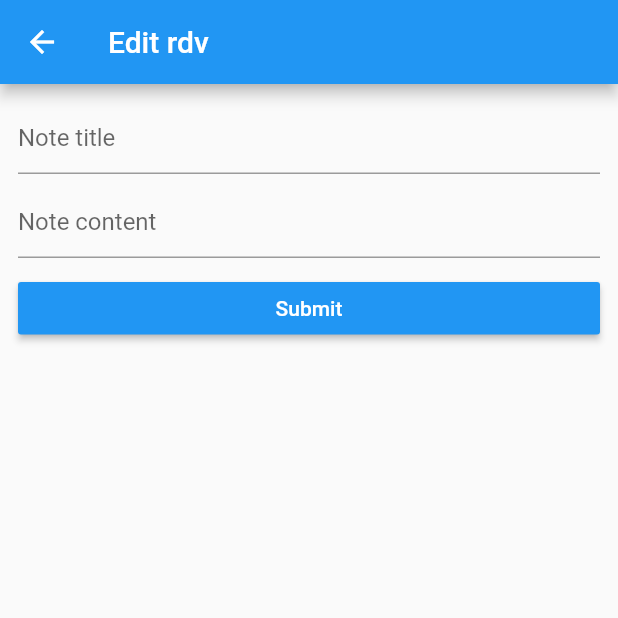
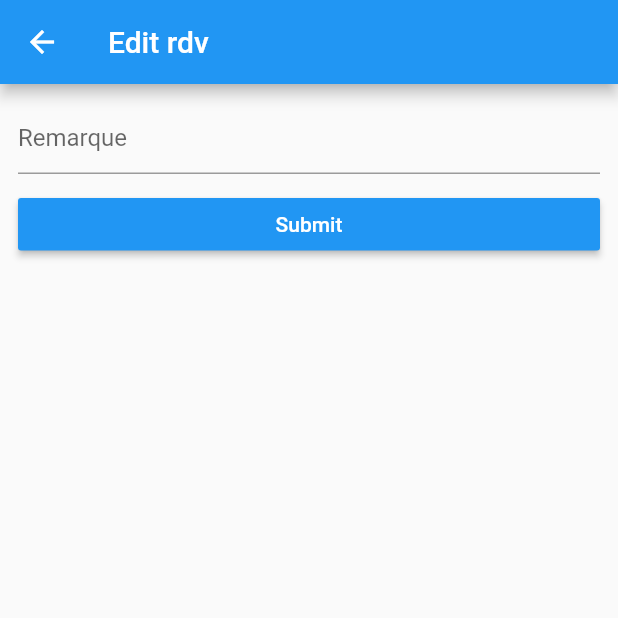
Before and after one commit to LucaSappey/mobileApp_alltoo_callcenter, a Flutter app: the RdvEdit screen opened directly, on a phone screen of 412 x 824 dp, the top half of it. Run offline on Flutter 3.47's test engine with Material 2 defaults, Android fonts, the phone set to English and light mode, and no system bars; our stand-ins replace font_awesome_flutter, smooth_star_rating; network calls fail.

Commit message:
get and update rdvs with remarque
Signed-off-by: LucaSappey <lucas.sappey@yahoo.fr>

```diff
--- /dev/null
+++ b/allltoo_callcenter/lib/models/api_response.dart
@@ -0,0 +1,7 @@
+class APIResponse<T> {
+  T data;
+  bool error;
+  String errorMessage;
+
+  APIResponse({this.data, this.errorMessage, this.error=false});
+}
--- a/allltoo_callcenter/lib/models/rdv.dart
+++ b/allltoo_callcenter/lib/models/rdv.dart
@@ -1,4 +1,4 @@
-class Rdv{
+class Rdv {
   int id;
   Prospect prospect;
   String date;
@@ -24,24 +24,21 @@ class Rdv{
   }
 }
 
-class Prospect{
+class Prospect {
   int id;
   String nom;
-  String adresse;
 
-  Prospect({this.id, this.nom, this.adresse});
+  Prospect({this.id, this.nom});
 
   Prospect.fromJson(Map<String, dynamic> json) {
     id = json['id'];
     nom = json['nom'];
-    adresse = json['adresse'];
   }
 
   Map<String, dynamic> toJson() {
     final Map<String, dynamic> data = new Map<String, dynamic>();
     data['id'] = this.id;
     data['nom'] = this.nom;
-    data['adresse'] = this.adresse;
     return data;
   }
 }
--- /dev/null
+++ b/allltoo_callcenter/lib/models/rdvDetails.dart
@@ -0,0 +1,64 @@
+import 'package:flutter/foundation.dart';
+
+class RdvDetails {
+  int id;
+  Prospect prospect;
+  String remarque;
+
+  RdvDetails({this.id, this.prospect, this.remarque});
+
+  RdvDetails.fromJson(Map<String, dynamic> json) {
+    id = json['id'];
+    prospect = json['prospect'] != null
+        ? new Prospect.fromJson(json['prospect'])
+        : null;
+    remarque = json['remarque'];
+  }
+
+  Map<String, dynamic> toJson() {
+    final Map<String, dynamic> data = new Map<String, dynamic>();
+    data['id'] = this.id;
+    if (this.prospect != null) {
+      data['prospect'] = this.prospect.toJson();
+    }
+    data['remarque'] = this.remarque;
+    return data;
+  }
+}
+
+class Prospect {
+  int id;
+  String nom;
+  String adresse;
+  String email;
+  String telephone;
+  String remarque;
+
+  Prospect(
+      {this.id,
+        this.nom,
+        this.adresse,
+        this.email,
+        this.telephone,
+        this.remarque});
+
+  Prospect.fromJson(Map<String, dynamic> json) {
+    id = json['id'];
+    nom = json['nom'];
+    adresse = json['adresse'];
+    email = json['email'];
+    telephone = json['telephone'];
+    remarque = json['remarque'];
+  }
+
+  Map<String, dynamic> toJson() {
+    final Map<String, dynamic> data = new Map<String, dynamic>();
+    data['id'] = this.id;
+    data['nom'] = this.nom;
+    data['adresse'] = this.adresse;
+    data['email'] = this.email;
+    data['telephone'] = this.telephone;
+    data['remarque'] = this.remarque;
+    return data;
+  }
+}
--- /dev/null
+++ b/allltoo_callcenter/lib/models/rdvManipulation.dart
@@ -0,0 +1,20 @@
+import 'package:flutter/foundation.dart';
+
+class RdvManipulation {
+  int id;
+  String remarque;
+
+  RdvManipulation(
+      {
+        this.id,
+        @required this.remarque,
+      }
+      );
+
+  Map<String, dynamic> toJson() {
+    return {
+      'id': id,
+      'remarque': remarque,
+    };
+  }
+}
--- a/allltoo_callcenter/lib/rdv_edit.dart
+++ b/allltoo_callcenter/lib/rdv_edit.dart
@@ -1,7 +1,9 @@
+import 'package:allltoo_callcenter/models/rdvDetails.dart';
 import 'package:flutter/material.dart';
-import 'models/rdv.dart';
+import 'models/api_response.dart';
 import 'package:http/http.dart' as http;
 import 'dart:convert';
+import 'models/rdvManipulation.dart';
 
 class RdvEdit extends StatefulWidget {
   final int rdvID;
@@ -13,30 +15,47 @@ class RdvEdit extends StatefulWidget {
 
 class _RdvEditState extends State<RdvEdit> {
 
-  Future<Rdv> fetchRdvs() async {
-    var url = 'http://10.0.2.2:8000/api/v1/' + widget.rdvID.toString() + '?format=json';
+  Future<RdvDetails> fetchRdv() async {
+    var url = 'http://10.0.2.2:8000/api/v1/' + widget.rdvID.toString();
     var response = await http.get(url);
-    Rdv rdv;
+    RdvDetails rdv;
     if(response.statusCode == 200){
       var rdvJson = json.decode(response.body);
-      rdv  = Rdv.fromJson(rdvJson);
+      rdv  = RdvDetails.fromJson(rdvJson);
+    }
     return rdv;
   }
+
+  bool get isEditing => widget.rdvID != null;
+  var url = 'http://10.0.2.2:8000/api/v1/';
+  Map<String, String> headers = {"Content-type": "application/json"};
+
+  RdvDetails rdv;
+  //TextEditingController _statutController = TextEditingController();
+  TextEditingController _remarqueController = TextEditingController();
+
+
+  Future<APIResponse<bool>> updateRdv(RdvManipulation rdv) async {
+    return http.put(url + widget.rdvID.toString() + '/', headers: headers, body: jsonEncode(rdv.toJson())).then((data) {
+      if (data.statusCode == 200) {
+        return APIResponse<bool>(data: true);
       }
-  Rdv rdv;
-  TextEditingController _titleController = TextEditingController();
-  TextEditingController _contentController = TextEditingController();
+      return APIResponse<bool>(error: true, errorMessage: 'An error occured');
+    })
+        .catchError((_) => APIResponse<bool>(error: true, errorMessage: 'An error occured'));
+  }
+
 
   @override
   void initState(){
-    fetchRdvs().then((value){
+    if(isEditing) {
+      fetchRdv().then((value) {
         setState(() {
           rdv = value;
-        _titleController.text = rdv.prospect.nom;
-        _contentController.text = rdv.prospect.adresse;
-
+          _remarqueController.text = rdv.remarque;
         });
       });
+    }
     super.initState();
   }
   @override
@@ -48,18 +67,9 @@ class _RdvEditState extends State<RdvEdit> {
         child: Column(
           children: <Widget>[
             TextField(
-              controller: _titleController,
+              controller: _remarqueController,
               decoration: InputDecoration(
-                  hintText: 'Note title'
-              ),
-            ),
-
-            Container(height: 8),
-
-            TextField(
-              controller: _contentController,
-              decoration: InputDecoration(
-                  hintText: 'Note content'
+                  hintText: 'Remarque'
               ),
             ),
 
@@ -71,8 +81,38 @@ class _RdvEditState extends State<RdvEdit> {
               child: RaisedButton(
                 child: Text('Submit', style: TextStyle(color: Colors.white)),
                 color: Theme.of(context).primaryColor,
+                onPressed: () async {
+
+                  final rdv = RdvManipulation(
+                    id: widget.rdvID,
+                    remarque: _remarqueController.text,
+                  );
+
+                  final result = await updateRdv(rdv);
+
+                  final title = 'Envoyé';
+                  final text = result.error ? (result.errorMessage ?? "Une erreur s'est produite") : 'Vos informations ont bien été enregistrées';
+
+                  showDialog(
+                      context: context,
+                      builder: (_) => AlertDialog(
+                        title: Text(title),
+                        content: Text(text),
+                        actions: <Widget>[
+                          FlatButton(
+                            child: Text('Ok'),
                             onPressed: () {
                               Navigator.of(context).pop();
+                            },
+                          )
+                        ],
+                      )
+                  )
+                      .then((data) {
+                  if (result.data) {
+                    Navigator.of(context).pop();
+                    }
+                  });
                 },
                 ),
             )
```
Also changed, not shown: allltoo_callcenter/lib/main.dart (+11 -1 lines). Lines whose indentation alone changed are shown as unchanged.
